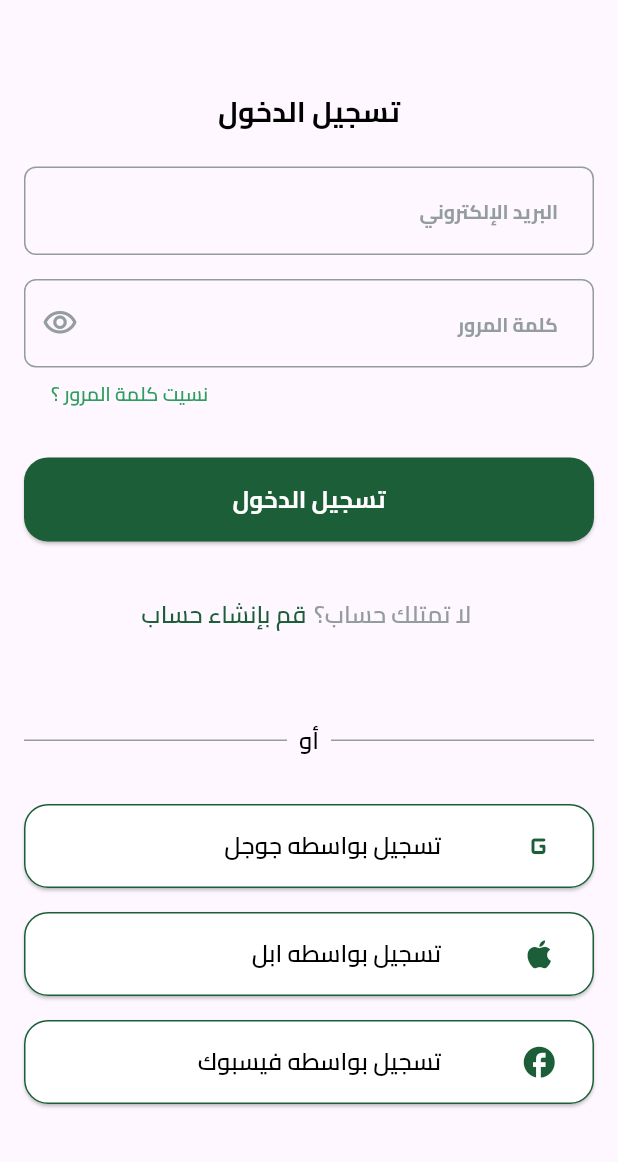
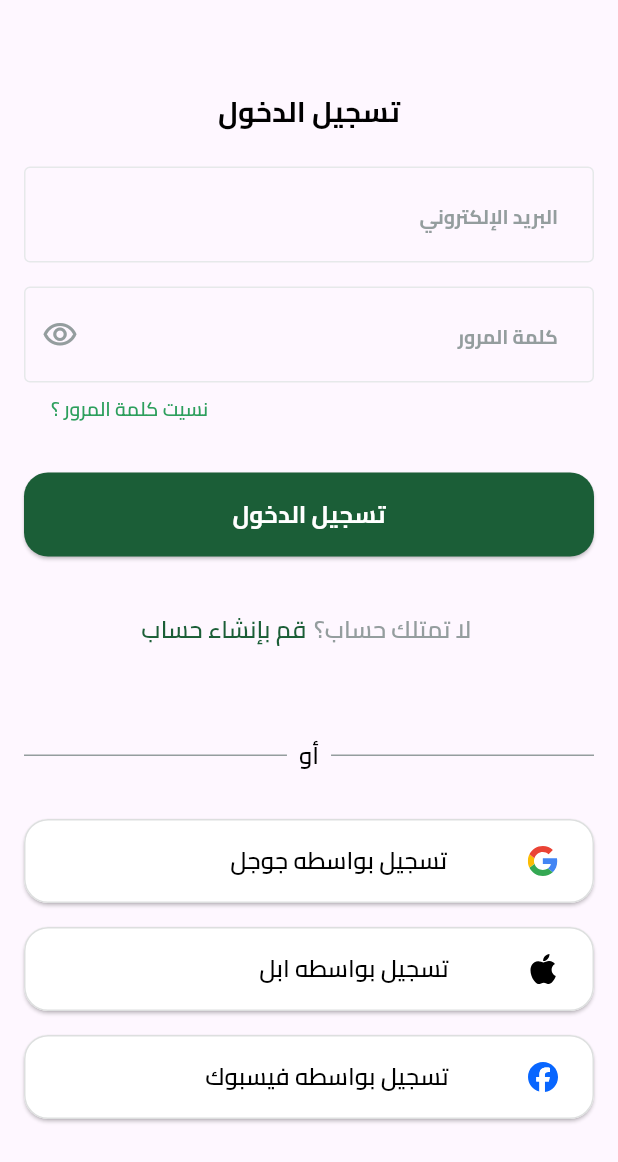
Before and after one commit to Karam-Salama/fruits_hup, a Flutter app: the SignupView screen opened by its route, after a tap on an icon or button, on a phone screen of 412 x 824 dp. Shown: the top 1162 px of the screen. Run offline on Flutter 3.47's test engine with Material 3 defaults, Android fonts, the phone set to English and light mode, and no system bars; our stand-ins replace dots_indicator, email_validator, firebase_auth, firebase_core, flutter_svg, get_it and 1 more; accounts and stored records are empty.

Commit message:
handle some cases in mu last finished 3 screen

```diff
--- a/lib/core/utils/assets.dart
+++ b/lib/core/utils/assets.dart
@@ -59,4 +59,17 @@ class Assets {
   /// assets/images/onboarding_image_2.svg
   static const String assetsImagesOnboardingImage2 =
       "assets/images/onboarding_image_2.svg";
+
+  /// Assets for assetsIconsAppleIcon
+  /// assets/icons/Apple_Icon.svg
+  static const String assetsIconsAppleIcon = "assets/icons/Apple_Icon.svg";
+
+  /// Assets for assetsIconsFacebookIcon
+  /// assets/icons/Facebook_Icon.svg
+  static const String assetsIconsFacebookIcon =
+      "assets/icons/Facebook_Icon.svg";
+
+  /// Assets for assetsIconsGoogleIcon
+  /// assets/icons/Google_Icon.svg
+  static const String assetsIconsGoogleIcon = "assets/icons/Google_Icon.svg";
 }
--- a/lib/core/widgets/custom_btn.dart
+++ b/lib/core/widgets/custom_btn.dart
@@ -1,6 +1,7 @@
 // ignore_for_file: must_be_immutable
 
 import 'package:flutter/material.dart';
+import 'package:flutter_svg/flutter_svg.dart';
 
 import '../utils/app_colors.dart';
 import '../utils/app_constants.dart';
@@ -14,14 +15,14 @@ class CustomButton extends StatelessWidget {
     required this.onPressed,
     required this.style,
     required this.mainAxisAlignment,
-    this.icon,
+    this.imageIcon,
   });
 
   final Color? backGroundColor;
   final Color? borderColor;
   final String? text;
   final VoidCallback? onPressed;
-  final Icon? icon;
+  final String? imageIcon;
   TextStyle? style;
   MainAxisAlignment mainAxisAlignment;
 
@@ -42,8 +43,8 @@ class CustomButton extends StatelessWidget {
         child: Row(
           mainAxisAlignment: mainAxisAlignment,
           children: [
-            if (icon != null) ...[
-              icon!,
+            if (imageIcon != null) ...[
+              SvgPicture.asset(imageIcon!),
               const SizedBox(width: 53),
             ],
             Text(
--- a/lib/modules/auth/views/login_view.dart
+++ b/lib/modules/auth/views/login_view.dart
@@ -38,7 +38,7 @@ class LoginView extends StatelessWidget {
                 textPart1: AppStrings.dontHaveAccount,
                 textPart2: AppStrings.makeAnAccount,
                 onPress: () {
-                  customReplacementNavigate(context, SignupView.routeName);
+                  customNavigate(context, SignupView.routeName);
                 },
               ),
             ),
--- a/lib/modules/auth/views/signUp_view.dart
+++ b/lib/modules/auth/views/signUp_view.dart
@@ -35,7 +35,7 @@ class SignupView extends StatelessWidget {
                 textPart1: AppStrings.alreadyHaveAccount,
                 textPart2: AppStrings.login,
                 onPress: () {
-                  customReplacementNavigate(context, LoginView.routeName);
+                  customNavigate(context, LoginView.routeName);
                 }),
           ),
         ],
--- a/lib/modules/auth/widgets/custom_login_form_widget.dart
+++ b/lib/modules/auth/widgets/custom_login_form_widget.dart
@@ -40,7 +40,7 @@ class CustomLoginForm extends StatelessWidget {
         const SizedBox(height: 8),
         CustomHeaderText(
           onpress: () {
-            customReplacementNavigate(context, ForgetPasswordView.routeName);
+            customNavigate(context, ForgetPasswordView.routeName);
           },
           text1: AppStrings.forgotPassword,
           textAlign1: TextAlign.end,
--- a/lib/modules/auth/widgets/custom_social_Buttons_widget.dart
+++ b/lib/modules/auth/widgets/custom_social_Buttons_widget.dart
@@ -1,6 +1,7 @@
 // ignore_for_file: must_be_immutable
 
 import 'package:flutter/material.dart';
+import 'package:fruits_hup/core/utils/assets.dart';
 
 import '../../../core/utils/app_colors.dart';
 import '../../../core/utils/app_text_styles.dart';
@@ -22,42 +23,30 @@ class CustomSocialButtons extends StatelessWidget {
     return Column(
       children: [
         CustomButton(
-          icon: const Icon(
-            Icons.g_mobiledata_rounded,
-            color: AppColors.primaryColor,
-            size: 25,
-          ),
+          imageIcon: Assets.assetsIconsGoogleIcon,
           text: text1!,
-          backGroundColor: AppColors.backgroundColor,
-          borderColor: AppColors.primaryColor,
+          backGroundColor: AppColors.whiteColor,
+          borderColor: Color(0xFFDDDFDF),
           onPressed: () {},
           style: AppTextStyle.Cairo600style13.copyWith(fontSize: 16),
           mainAxisAlignment: MainAxisAlignment.start,
         ),
         const SizedBox(height: 16),
         CustomButton(
-          icon: const Icon(
-            Icons.apple_rounded,
-            color: AppColors.primaryColor,
-            size: 25,
-          ),
+          imageIcon: Assets.assetsIconsAppleIcon,
           text: text2!,
-          backGroundColor: AppColors.backgroundColor,
-          borderColor: AppColors.primaryColor,
+          backGroundColor: AppColors.whiteColor,
+          borderColor: Color(0xFFDDDFDF),
           onPressed: () {},
           style: AppTextStyle.Cairo600style13.copyWith(fontSize: 16),
           mainAxisAlignment: MainAxisAlignment.start,
         ),
         const SizedBox(height: 16),
         CustomButton(
-          icon: const Icon(
-            Icons.facebook_rounded,
-            color: AppColors.primaryColor,
-            size: 25,
-          ),
+          imageIcon: Assets.assetsIconsFacebookIcon,
           text: text3!,
-          backGroundColor: AppColors.backgroundColor,
-          borderColor: AppColors.primaryColor,
+          backGroundColor: AppColors.whiteColor,
+          borderColor: Color(0xFFDDDFDF),
           onPressed: () {},
           style: AppTextStyle.Cairo600style13.copyWith(fontSize: 16),
           mainAxisAlignment: MainAxisAlignment.start,
--- a/lib/modules/auth/widgets/cutom_textField.dart
+++ b/lib/modules/auth/widgets/cutom_textField.dart
@@ -33,7 +33,7 @@ class CustomTextFormField extends StatelessWidget {
       onFieldSubmitted: onFieldSubmitted,
       obscureText: obscureText!,
       keyboardType: keyboardType,
-      style: const TextStyle(color: AppColors.greyColor, fontSize: 12.0),
+      style: AppTextStyle.Cairo600style16.copyWith(color: AppColors.blackColor),
       decoration: InputDecoration(
         enabledBorder: getBorderStyle(),
         focusedBorder: getBorderStyle(),
@@ -51,9 +51,9 @@ class CustomTextFormField extends StatelessWidget {
 
 OutlineInputBorder getBorderStyle() {
   return OutlineInputBorder(
-    borderRadius: BorderRadius.circular(8),
+    borderRadius: BorderRadius.circular(4),
     borderSide: const BorderSide(
-      color: AppColors.greyColor,
+      color: Color(0xFFE6E9EA),
       width: 1.0,
     ),
   );
--- a/pubspec.yaml
+++ b/pubspec.yaml
@@ -84,7 +84,7 @@ flutter:
 
 #==================================  Generate  Flutter  Assets  Section  ==============================
 flutter_assets:
-  assets_path: assets/
+  assets_path: assets/icons/
   output_path: lib/core/utils/
   filename: assets1.dart
 flutter_intl:
```
Also changed, not shown: assets/icons/Apple_Icon.svg (added), assets/icons/Facebook_Icon.svg (added), assets/icons/Google_Icon.svg (added).
